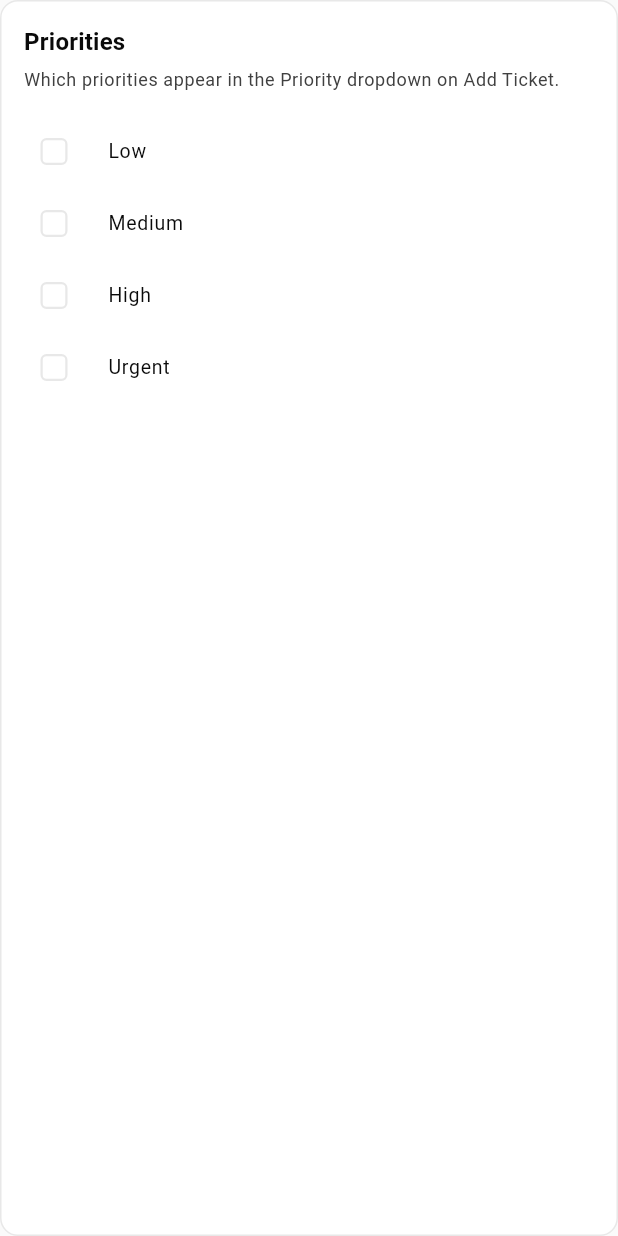
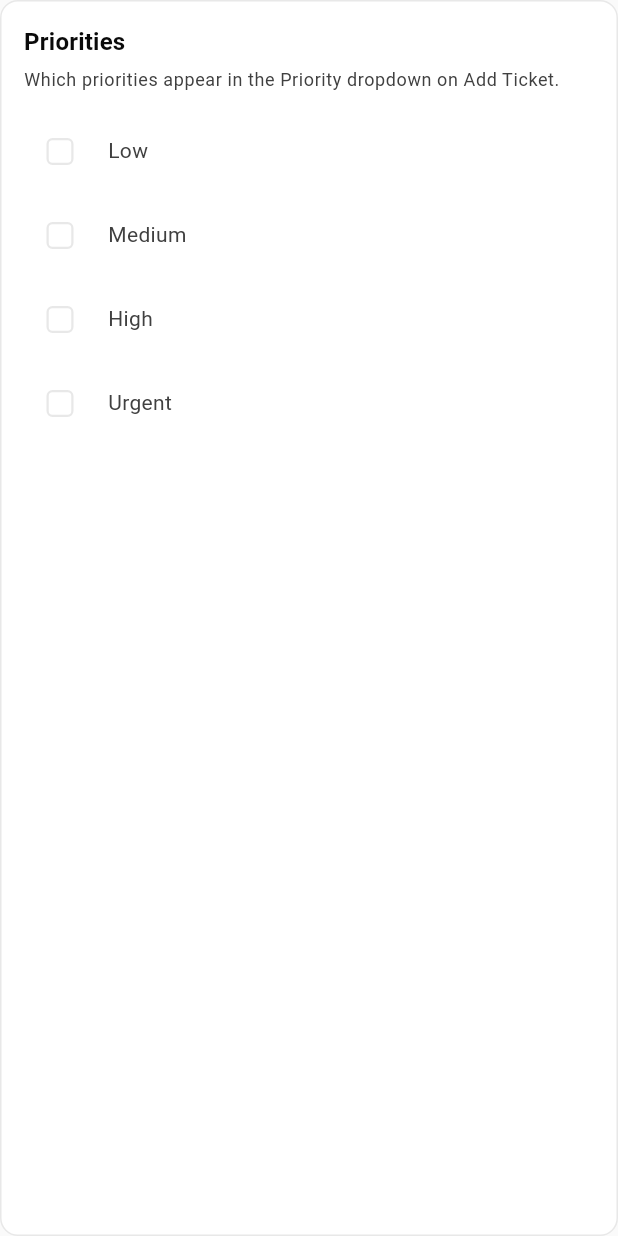
Before and after one commit to sayge-code-hub/saasify, a Flutter app: the _PrioritySection widget shown alone on an empty page, opened directly with empty values, on a phone screen of 412 x 824 dp. Run offline on Flutter 3.47's test engine with Material 3 defaults, Android fonts, the phone set to English and light mode, and no system bars; our stand-ins replace equatable, flutter_bloc, go_router, web; Roboto replaces fonts that are missing (Source Sans 3).

Commit message:
Fix Config priority toggles and add config page test
Replace CheckboxListTile inside decorated cards to avoid Material ink
assertions, and cover Applications editing plus SLA targets on Config.

Co-authored-by: adityaarana <adityaarana@outlook.com>

```diff
--- a/lib/features/ticketing/presentation/pages/ticket_config_page.dart
+++ b/lib/features/ticketing/presentation/pages/ticket_config_page.dart
@@ -229,17 +229,22 @@ class _PrioritySection extends StatelessWidget {
           ),
           const SizedBox(height: AppSpacing.md),
           for (final priority in TicketPriority.values)
-            CheckboxListTile(
-              contentPadding: EdgeInsets.zero,
-              dense: true,
-              value: config.enabledPriorities.contains(priority),
-              onChanged: (value) {
-                if (value == null) return;
-                cubit.togglePriority(priority, value);
-              },
-              title: Text(priority.label),
-              controlAffinity: ListTileControlAffinity.leading,
-              activeColor: AppColors.accent,
+            Padding(
+              padding: const EdgeInsets.only(bottom: AppSpacing.xs),
+              child: Row(
+                children: [
+                  Checkbox(
+                    value: config.enabledPriorities.contains(priority),
+                    activeColor: AppColors.accent,
+                    onChanged: (value) {
+                      if (value == null) return;
+                      cubit.togglePriority(priority, value);
+                    },
+                  ),
+                  const SizedBox(width: AppSpacing.xs),
+                  Text(priority.label, style: theme.textTheme.bodyMedium),
+                ],
+              ),
             ),
         ],
       ),
```
Also changed, not shown: 1 other file.
